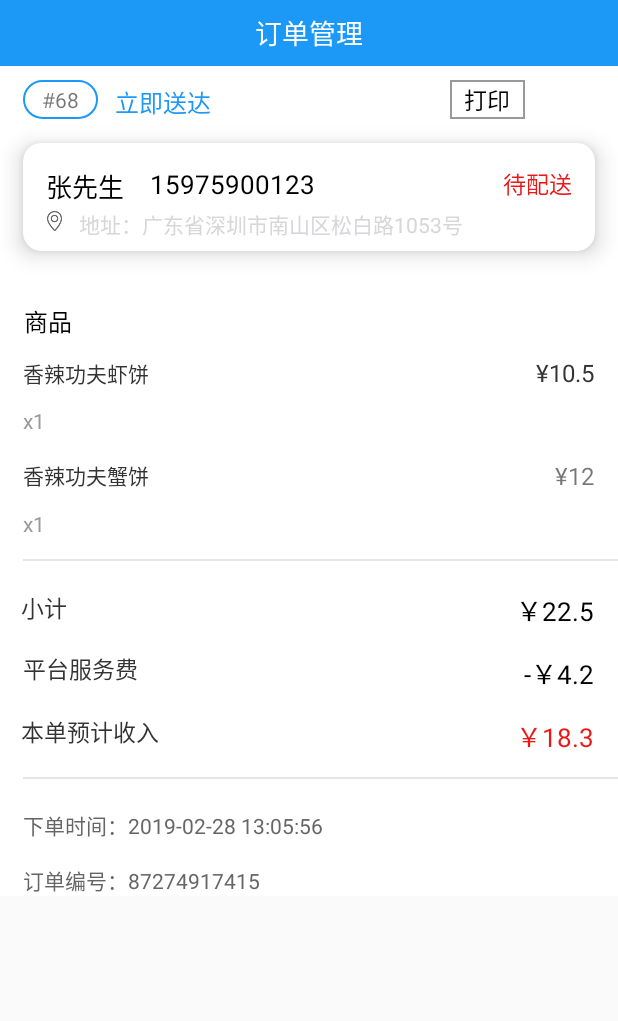
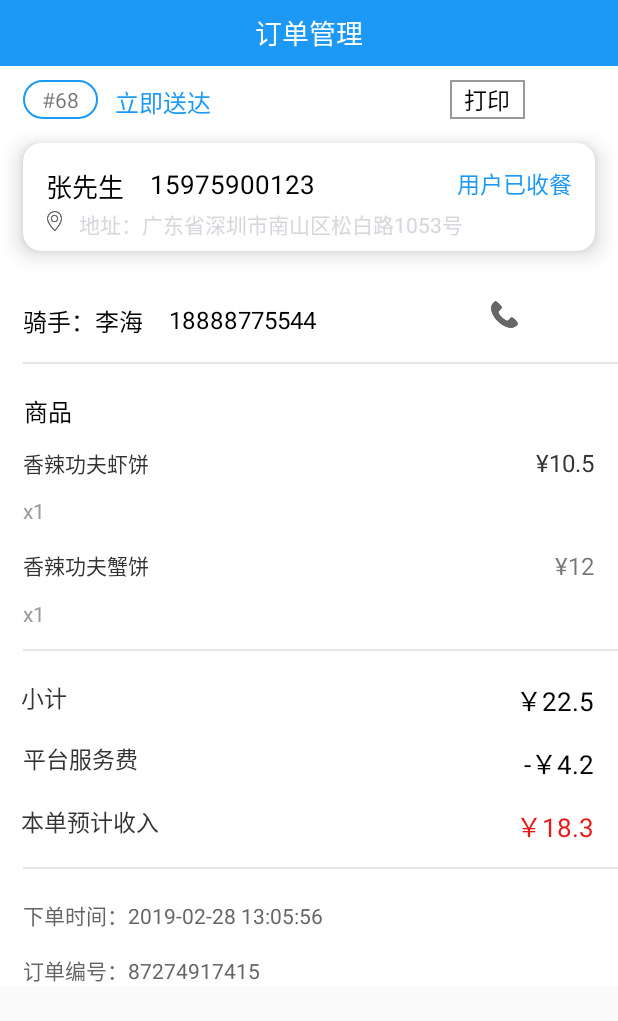
Before and after one commit to fuhongliang/Android_MerShop, an Android app: the fragment OrdersFragment shown on its own in the app's theme, on a phone screen of 412 x 824 dp. Shown: the top 1021 px of the screen. Run offline under Robolectric (Android 15) with nearby library versions, the phone set to English and light mode, and no system bars; 1 statement that could not run was skipped.

Commit message:
订单中新增骑手信息

```diff
--- a/app/src/main/res/layout/fragment_order_managment.xml
+++ b/app/src/main/res/layout/fragment_order_managment.xml
@@ -1,8 +1,7 @@
-<FrameLayout xmlns:android="http://schemas.android.com/apk/res/android"
-    android:layout_width="match_parent"
-    android:layout_height="match_parent">
+<?xml version="1.0" encoding="utf-8"?>
 <ScrollView
     xmlns:android="http://schemas.android.com/apk/res/android"
+    xmlns:tools="http://schemas.android.com/tools"
     android:layout_width="fill_parent"
     android:layout_height="fill_parent"
     android:scrollbars="vertical">
@@ -85,6 +84,7 @@
                     android:textSize="17sp" />
 
                 <TextView
+                    android:id="@+id/phone"
                     android:layout_width="wrap_content"
                     android:layout_height="wrap_content"
                     android:layout_toRightOf="@id/name"
@@ -97,13 +97,12 @@
                 <TextView
                     android:layout_width="match_parent"
                     android:layout_height="wrap_content"
-                        android:text="待配送"
-                        android:textColor="#EC1818"
+                    android:text="用户已收餐"
+                    android:textColor="#1C98F6"
                     android:textSize="15sp"
+                    android:gravity="right"
                     android:layout_marginTop="15dp"
                     android:layout_marginRight="15dp"
-                        android:gravity="right"
-
                     />
                 <ImageView
                     android:id="@+id/icon_weizhi"
@@ -125,6 +124,42 @@
                     />
             </RelativeLayout>
         </android.support.v7.widget.CardView>
+        <RelativeLayout
+            android:layout_width="match_parent"
+            android:layout_height="wrap_content"
+            >
+            <TextView
+                android:id="@+id/rider"
+                android:layout_width="wrap_content"
+                android:layout_height="wrap_content"
+                android:text="骑手：李海"
+                android:textColor="#000000"
+                android:textSize="16sp"
+                android:layout_marginLeft="15dp"
+                android:layout_marginTop="19dp"/>
+            <TextView
+                android:layout_width="wrap_content"
+                android:layout_height="wrap_content"
+                android:text="18888775544"
+                android:layout_toRightOf="@id/rider"
+                android:textColor="#000000"
+                android:textSize="16sp"
+                android:layout_marginLeft="17dp"
+                android:layout_marginTop="19dp"/>
+            <ImageView
+                android:layout_width="18dp"
+                android:layout_height="18dp"
+                android:background="@drawable/icon_dianhua"
+                android:layout_marginTop="18dp"
+                android:layout_marginLeft="327dp"/>
+        </RelativeLayout>
+        <ImageView
+            android:layout_width="match_parent"
+            android:layout_height="1dp"
+            android:background="#E5E5E5"
+            android:layout_marginLeft="15dp"
+            android:layout_marginTop="15dp"
+            />
         <TextView
             android:layout_width="match_parent"
             android:layout_height="wrap_content"
@@ -315,4 +350,3 @@
             />
     </LinearLayout>
 </ScrollView>
-</FrameLayout>
```
Lines whose indentation alone changed are shown as unchanged.
